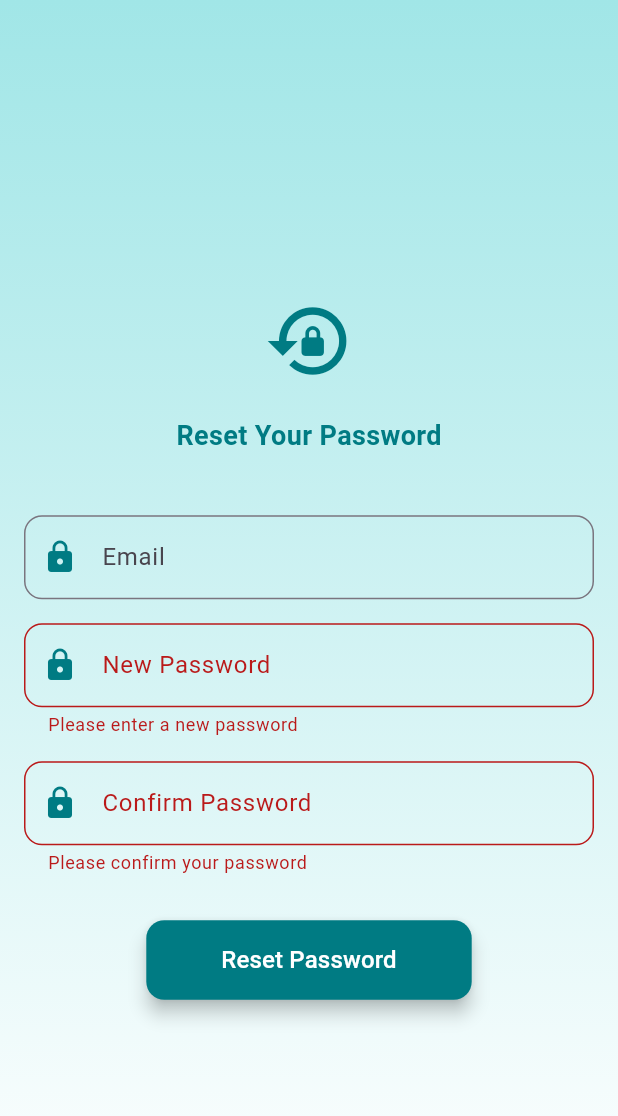
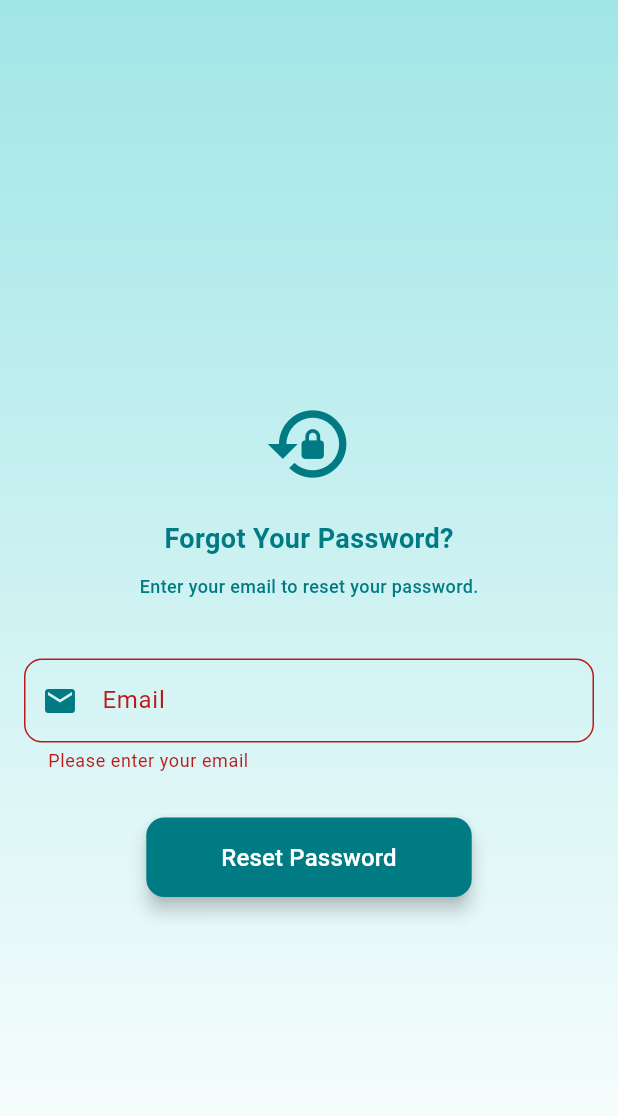
Before and after one commit to yuvakrishnayk/accident_hotspot, a Flutter app: the ForgottenPasswordPageWeb screen opened directly, after a tap on "Reset Password", on a phone screen of 412 x 824 dp. Shown: the top 1116 px of the screen. Run offline on Flutter 3.47's test engine with Material 3 defaults, Android fonts, the light colour scheme and no system bars; our stand-ins replace animate_do, another_flushbar, awesome_dialog, dio, firebase_auth, firebase_core and 15 more; accounts and stored records are empty; network calls fail; statements that could not run were skipped.

Commit message:
made some changes

```diff
--- a/lib/Functions/auth_func.dart
+++ b/lib/Functions/auth_func.dart
@@ -30,4 +30,11 @@ class AuthFunc {
       print(e.toString());
     }
   }
+  Future<void> resetPassword(String email) async {
+    try {
+      await _auth.sendPasswordResetEmail(email: email);
+    } catch (e) {
+      print(e.toString());
+    }
+  }
 }
--- a/lib/Login Page web/Forgot_web.dart
+++ b/lib/Login Page web/Forgot_web.dart
@@ -1,7 +1,9 @@
+import 'package:accident_hotspot/Functions/auth_func.dart';
+import 'package:awesome_dialog/awesome_dialog.dart';
 import 'package:flutter/material.dart';
 
 class ForgottenPasswordPageWeb extends StatefulWidget {
-  const ForgottenPasswordPageWeb({super.key});
+  const ForgottenPasswordPageWeb({Key? key}) : super(key: key);
 
   @override
   State<ForgottenPasswordPageWeb> createState() =>
@@ -9,60 +11,37 @@ class ForgottenPasswordPageWeb extends StatefulWidget {
 }
 
 class _ForgottenPasswordPageWebState extends State<ForgottenPasswordPageWeb> {
-  final TextEditingController newPasswordController = TextEditingController();
-
-  final TextEditingController confirmPasswordController =
-      TextEditingController();
-  final TextEditingController emailcontroller = TextEditingController();
-
+  final TextEditingController emailController = TextEditingController();
   final _formKey = GlobalKey<FormState>();
-
-  bool _isPasswordStrong(String password) {
-    // Strong password criteria: At least 8 characters, includes letters, numbers, and symbols.
-    final strongPasswordPattern =
-        r'^(?=.*[A-Za-z])(?=.*\d)(?=.*[@$!%?&])[A-Za-z\d@$!%?&]{8,}$';
-    return RegExp(strongPasswordPattern).hasMatch(password);
+  void resetPassword(String email) async {
+    final AuthFunc _auth = AuthFunc();
+    await _auth.resetPassword(email);
   }
 
   void _resetPassword() {
     if (_formKey.currentState!.validate()) {
-      if (newPasswordController.text == confirmPasswordController.text) {
-        // Password reset logic here
-        showDialog(
-          context: context,
-          builder: (context) => AlertDialog(
-            title: Text('Success'),
-            content: Text('Your password has been reset successfully.'),
-            actions: [
-              TextButton(
-                onPressed: () => Navigator.of(context).pop(),
-                child: Text('OK'),
-              ),
-            ],
-          ),
-        );
-      } else {
-        showDialog(
-          context: context,
-          builder: (context) => AlertDialog(
-            title: Text('Error'),
-            content: Text('Passwords do not match!'),
-            actions: [
-              TextButton(
-                onPressed: () => Navigator.of(context).pop(),
-                child: Text('OK'),
-              ),
-            ],
-          ),
-        );
-      }
+      // Password reset logic here using emailController.text
+      AwesomeDialog(
+        context: context,
+        dialogType: DialogType.success, // Or any other type you prefer
+        animType: AnimType.rightSlide,
+        title: 'Password Reset Email Sent', // Improved title
+        desc:
+            'A password reset link has been sent to ${emailController.text}. Please check your inbox and follow the instructions to reset your password.',
+        width:
+            MediaQuery.of(context).size.width * 0.4, // More informative message
+        btnOkOnPress: () {
+          // Optional: Navigate to a different screen (e.g., login page)
+          Navigator.of(context).pop(); // Dismiss the dialog
+        },
+      ).show();
     }
   }
 
   @override
   Widget build(BuildContext context) {
-    final Color themeColor = Color(0xFFA1E6E7); // Theme color
-    final Color accentColor = Color(0xFF007B83); // Darker accent for text
+    final Color themeColor = const Color(0xFFA1E6E7); // Theme color
+    final Color accentColor = const Color(0xFF007B83); // Darker accent for text
     final screenWidth = MediaQuery.of(context).size.width;
 
     // Responsive variables
@@ -99,7 +78,7 @@ class _ForgottenPasswordPageWebState extends State<ForgottenPasswordPageWeb> {
                   child: Column(
                     crossAxisAlignment: CrossAxisAlignment.center,
                     children: [
-                      SizedBox(height: 60),
+                      const SizedBox(height: 60),
 
                       // Icon or Title
                       Icon(
@@ -107,18 +86,27 @@ class _ForgottenPasswordPageWebState extends State<ForgottenPasswordPageWeb> {
                         size: iconSize,
                         color: accentColor,
                       ),
-                      SizedBox(height: 20),
+                      const SizedBox(height: 20),
                       Text(
-                        'Reset Your Password',
+                        'Forgot Your Password?',
                         style: TextStyle(
                           fontSize: titleFontSize,
                           fontWeight: FontWeight.w600,
                           color: accentColor,
                         ),
                       ),
-                      SizedBox(height: 40),
+                      const SizedBox(height: 10),
+                      Text(
+                        'Enter your email to reset your password.',
+                        style: TextStyle(
+                          fontSize: titleFontSize - 6,
+                          fontWeight: FontWeight.w500,
+                          color: accentColor,
+                        ),
+                      ),
+                      const SizedBox(height: 40),
 
-                      // Form for password fields
+                      // Form for email field and Reset Password button
                       Form(
                         key: _formKey,
                         child: Column(
@@ -126,91 +114,41 @@ class _ForgottenPasswordPageWebState extends State<ForgottenPasswordPageWeb> {
                             SizedBox(
                               width: inputFieldWidth,
                               child: TextFormField(
-                                controller: emailcontroller,
+                                controller: emailController,
                                 decoration: InputDecoration(
                                   labelText: 'Email',
-                                  hintText: 'Enter your Email',
+                                  hintText: 'Enter your email',
                                   border: OutlineInputBorder(
                                     borderRadius: BorderRadius.circular(12),
                                   ),
                                   prefixIcon:
-                                      Icon(Icons.lock, color: accentColor),
+                                      Icon(Icons.email, color: accentColor),
                                   focusedBorder: OutlineInputBorder(
                                     borderSide: BorderSide(
                                         color: accentColor, width: 2),
                                     borderRadius: BorderRadius.circular(12),
                                   ),
                                 ),
-                              ),
-                            ),
-                            SizedBox(height: 16),
-
-                            // New Password Field
-                            SizedBox(
-                              width: inputFieldWidth,
-                              child: TextFormField(
-                                controller: newPasswordController,
-                                decoration: InputDecoration(
-                                  labelText: 'New Password',
-                                  hintText: 'Enter a strong password',
-                                  border: OutlineInputBorder(
-                                    borderRadius: BorderRadius.circular(12),
-                                  ),
-                                  prefixIcon:
-                                      Icon(Icons.lock, color: accentColor),
-                                  focusedBorder: OutlineInputBorder(
-                                    borderSide: BorderSide(
-                                        color: accentColor, width: 2),
-                                    borderRadius: BorderRadius.circular(12),
-                                  ),
-                                ),
-                                obscureText: true,
+                                keyboardType: TextInputType.emailAddress,
                                 validator: (value) {
                                   if (value == null || value.isEmpty) {
-                                    return 'Please enter a new password';
+                                    return 'Please enter your email';
                                   }
-                                  if (!_isPasswordStrong(value)) {
-                                    return 'Password must be at least 8 characters and include letters, numbers, and symbols';
+                                  if (!value.contains('@')) {
+                                    return 'Please enter a valid email address';
                                   }
                                   return null;
                                 },
                               ),
                             ),
-                            SizedBox(height: 16),
-
-                            // Confirm Password Field
-                            SizedBox(
-                              width: inputFieldWidth,
-                              child: TextFormField(
-                                controller: confirmPasswordController,
-                                decoration: InputDecoration(
-                                  labelText: 'Confirm Password',
-                                  hintText: 'Re-enter your password',
-                                  border: OutlineInputBorder(
-                                    borderRadius: BorderRadius.circular(12),
-                                  ),
-                                  prefixIcon:
-                                      Icon(Icons.lock, color: accentColor),
-                                  focusedBorder: OutlineInputBorder(
-                                    borderSide: BorderSide(
-                                        color: accentColor, width: 2),
-                                    borderRadius: BorderRadius.circular(12),
-                                  ),
-                                ),
-                                obscureText: true,
-                                validator: (value) {
-                                  if (value == null || value.isEmpty) {
-                                    return 'Please confirm your password';
-                                  }
-                                  return null;
-                                },
-                              ),
-                            ),
-                            SizedBox(height: 30),
+                            const SizedBox(height: 30),
 
                             // Reset Password Button
                             ElevatedButton(
-                              onPressed: _resetPassword,
+                              onPressed: () {
+                                resetPassword(emailController.text);
+                                _resetPassword();
+                              },
                               style: ElevatedButton.styleFrom(
                                 backgroundColor: accentColor,
                                 foregroundColor: Colors.white,
@@ -231,7 +169,7 @@ class _ForgottenPasswordPageWebState extends State<ForgottenPasswordPageWeb> {
                           ],
                         ),
                       ),
-                      SizedBox(height: 20),
+                      const SizedBox(height: 20),
                     ],
                   ),
                 ),
--- a/lib/Login Page web/login_web.dart
+++ b/lib/Login Page web/login_web.dart
@@ -1,6 +1,6 @@
 import 'package:accident_hotspot/Functions/auth_func.dart';
+import 'package:accident_hotspot/Login%20Page%20web/Forgot_web.dart';
 import 'package:accident_hotspot/Login%20Page%20web/Sign_Up_Web.dart';
-import 'package:accident_hotspot/Login%20Page/forgot.dart';
 import 'package:accident_hotspot/Maps/map_screen_web.dart';
 import 'package:firebase_auth/firebase_auth.dart';
 import 'package:flutter/material.dart';
@@ -229,7 +229,7 @@ class _LoginPageWebState extends State<LoginPageWeb> {
                                   context,
                                   MaterialPageRoute(
                                       builder: (context) =>
-                                          ForgottenPasswordPage()),
+                                          ForgottenPasswordPageWeb()),
                                 );
                               },
                               child: Text(
```
Also changed, not shown: 1 other file.
